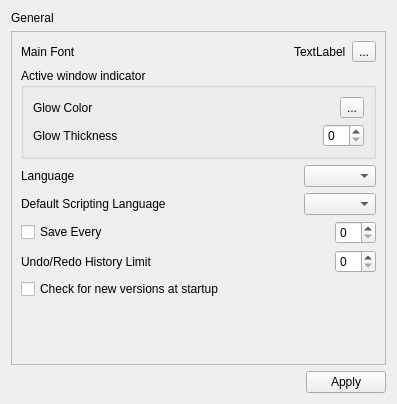
narunlifescience/AlphaPlot, file alphaplot/src/ui/GeneralApplicationSettings.ui: the form before one commit.
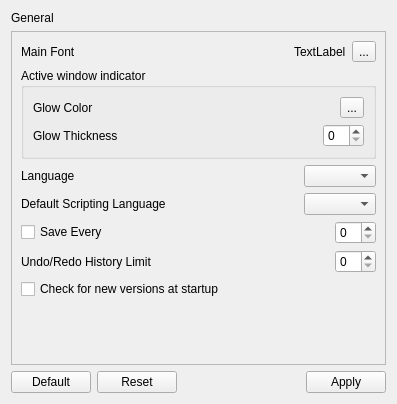
The form after the commit.

```diff
--- a/alphaplot/src/ui/GeneralApplicationSettings.ui
+++ b/alphaplot/src/ui/GeneralApplicationSettings.ui
@@ -278,6 +278,20 @@
    </item>
    <item row="2" column="0">
     <layout class="QHBoxLayout" name="horizontalLayout">
+     <item>
+      <widget class="QPushButton" name="defaultsPushButton">
+       <property name="text">
+        <string>Default</string>
+       </property>
+      </widget>
+     </item>
+     <item>
+      <widget class="QPushButton" name="resetPushButton">
+       <property name="text">
+        <string>Reset</string>
+       </property>
+      </widget>
+     </item>
      <item>
       <spacer name="horizontalSpacer">
        <property name="orientation">
```
Left out of the diff: 2 changed lines with no effect on the pictures.
